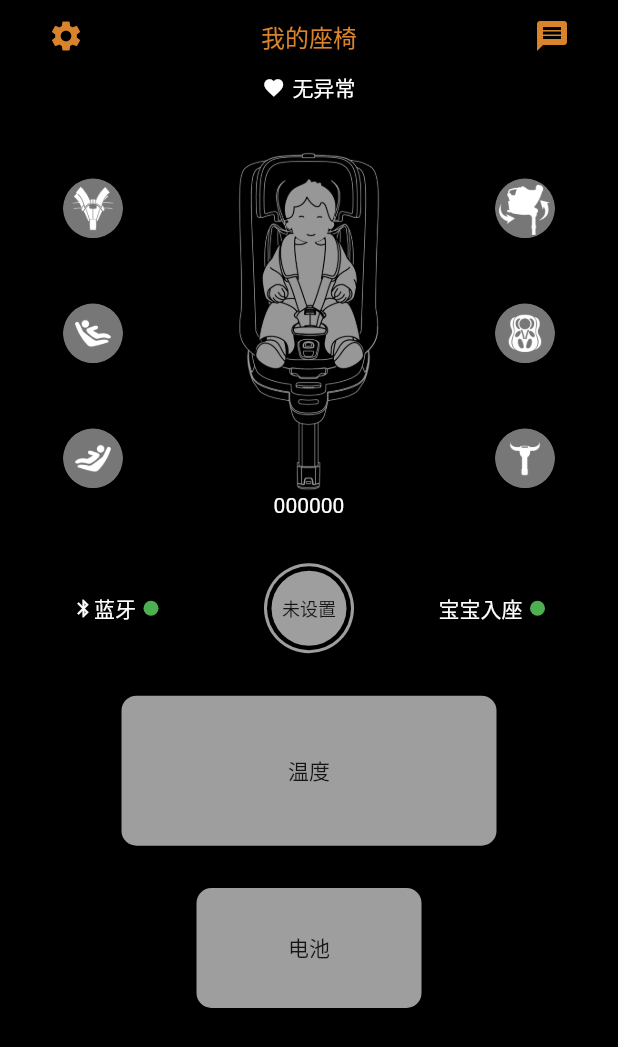
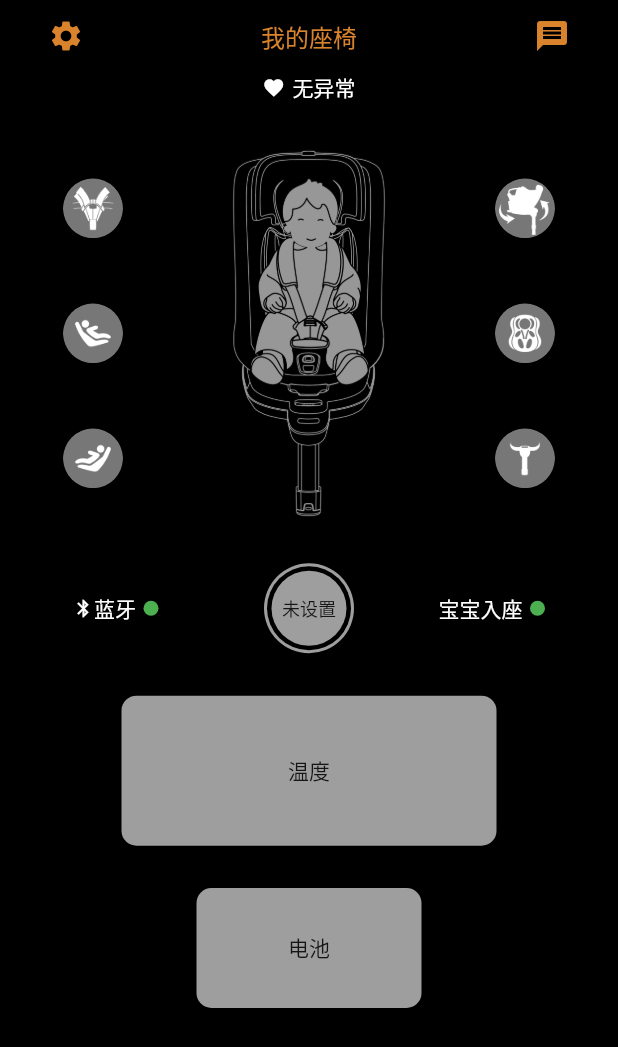
Before and after one commit to btbj/safechair_flutter, a Flutter app: the ChairPage screen opened directly, on a phone screen of 412 x 824 dp. Shown: the top 1047 px of the screen. Run offline on Flutter 3.47's test engine with Material 2 defaults, Android fonts, the phone set to English and light mode, and no system bars; our stand-ins replace flutter_local_notifications, rxdart, shared_preferences; missing offline and left inert: beacons, fast_qr_reader_view; accounts and stored records are empty.

Commit message:
座椅图片绑定状态显示

```diff
--- a/lib/scoped_model/chair_state_mixin.dart
+++ b/lib/scoped_model/chair_state_mixin.dart
@@ -74,7 +74,6 @@ mixin ChairStateMixin on Model {
   }
 
   void showAlert(String alertmsg) {
-    print('show alert');
     _alertSubject.add(alertmsg);
   }
 
--- a/lib/ui_elements/alert_view.dart
+++ b/lib/ui_elements/alert_view.dart
@@ -3,18 +3,14 @@ import 'dart:async';
 
 class AlertView {
   String msg;
-  bool displaying = false;
 
   Future show(BuildContext context, String msg) {
-    if (displaying) {
-      Navigator.popUntil(context, ModalRoute.withName(Navigator.defaultRouteName));
-      this.displaying = false;
-    }
-    this.displaying = true;
+    Navigator.popUntil(context, ModalRoute.withName(Navigator.defaultRouteName));
+
     this.msg = msg;
     return showDialog(
       context: context,
-      // barrierDismissible: false,
+      barrierDismissible: false,
       builder: (BuildContext context) => AlertDialogBox(msg),
     );
   }
--- a/lib/views/chair_page/components/beacon_state_bar/components/protect_box.dart
+++ b/lib/views/chair_page/components/beacon_state_bar/components/protect_box.dart
@@ -8,9 +8,9 @@ class ProtectBox extends StatelessWidget {
     return ScopedModelDescendant<MainModel>(builder: (context, child, model) {
       final bool haveChair = model.currentChair != null;
 
-      // final Color displayColor = haveChair ? Colors.blue : Colors.grey;
-      final Color displayColor = Colors.grey;
-      final String displayText = haveChair ? '已设置' : '未设置';
+      final Color displayColor = model.chairState.active ? Colors.blue : Colors.grey;
+      String displayText = haveChair ? '已设置' : '未设置';
+      if (model.chairState.active) displayText = '保护中';
 
       return Container(
         height: 60,
--- a/lib/views/chair_page/components/state_img_box/components/center_img.dart
+++ b/lib/views/chair_page/components/state_img_box/components/center_img.dart
@@ -5,10 +5,28 @@ import 'package:safe_chair/scoped_model/main.dart';
 class CenterImg extends StatelessWidget {
   Widget _buildImageBox(MainModel model) {
     final bool active = model.chairState.active;
+    final Color blendColor = !active ? Colors.black : null;
+    AssetImage image = AssetImage('assets/img/chair_img/chair.png');
+    if (active) {
+      if (!model.chairState.buckle) {
+        image = AssetImage('assets/img/chair_img/chair-err1.png');
+      } else if (!model.chairState.lfix) {
+        image = AssetImage('assets/img/chair_img/chair-err2.png');
+      } else if (!model.chairState.rfix) {
+        image = AssetImage('assets/img/chair_img/chair-err3.png');
+      } else if (!model.chairState.routation) {
+        image = AssetImage('assets/img/chair_img/chair-err4.png');
+      } else if (!model.chairState.pad) {
+        image = AssetImage('assets/img/chair_img/chair-err5.png');
+      } else if (!model.chairState.leg) {
+        image = AssetImage('assets/img/chair_img/chair-err6.png');
+      }
+    }
+
     return Image(
-      height: 230,
-      image: AssetImage('assets/img/chair_img/chair.png'),
-      color: !active ? Colors.black : null,
+      height: 250,
+      image: image,
+      color: blendColor,
       colorBlendMode: BlendMode.color,
       fit: BoxFit.cover,
     );
@@ -21,14 +39,14 @@ class CenterImg extends StatelessWidget {
         alignment: Alignment.center,
         height: 250,
         width: 180,
-        // child: Text(model.chairState.state),
-        child: Column(
-          mainAxisSize: MainAxisSize.min,
-          children: <Widget>[
-            _buildImageBox(model),
-            Text(model.chairState.state, style: TextStyle(color: Colors.white)),
-          ],
-        ),
+        child: _buildImageBox(model),
+        // child: Column(
+        //   mainAxisSize: MainAxisSize.min,
+        //   children: <Widget>[
+        //     _buildImageBox(model),
+        //     Text(model.chairState.state, style: TextStyle(color: Colors.white)),
+        //   ],
+        // ),
       );
     });
   }
--- a/lib/views/chair_page/state_box.dart
+++ b/lib/views/chair_page/state_box.dart
@@ -50,6 +50,8 @@ class _StateBoxState extends State<StateBox> {
     msg += ' | ${_model.chairState.state}';
     String time = DateTime.now().toString();
     msg += ' | $time';
+
+    _model.showAlert('exit');
 
     final NotificationManager notificationManager = NotificationManager();
     // notificationManager.init(onSelectNotification: showOverlay);
```
